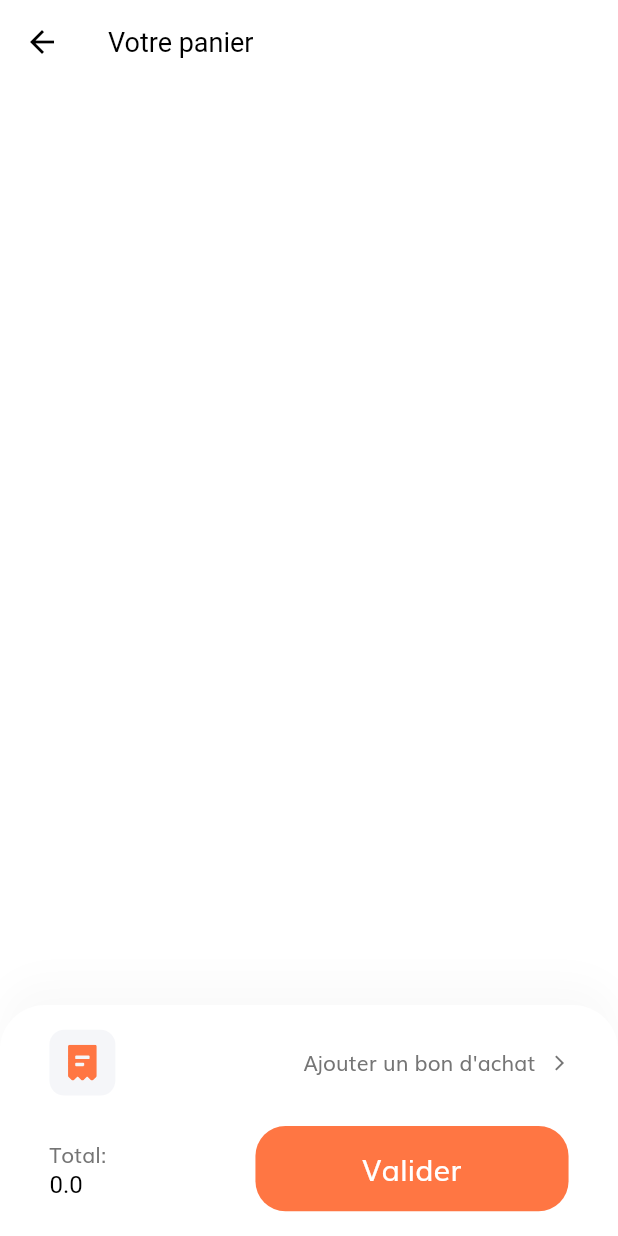
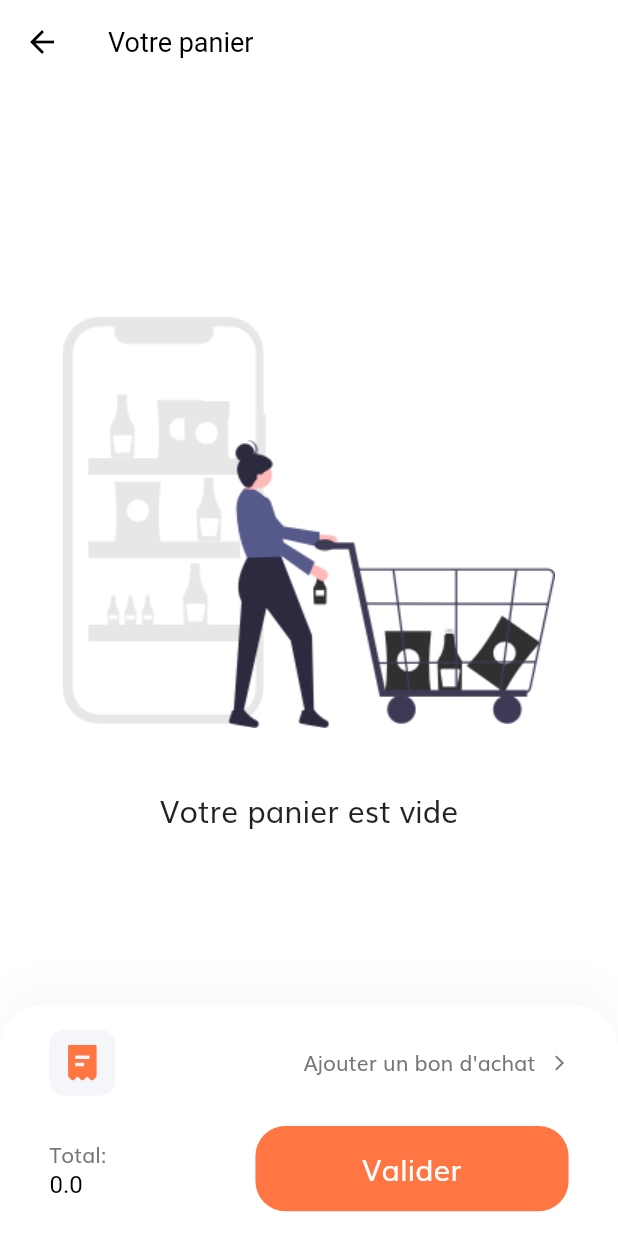
Before and after one commit to zeufack/ztrain-mob, a Flutter app: the CartScreen screen opened by its route, on a phone screen of 412 x 824 dp. Run offline on Flutter 3.47's test engine with Material 2 defaults, Android fonts, the phone set to English and light mode, and no system bars; our stand-ins replace cloud_firestore, firebase_auth, firebase_core, flutter_svg, google_sign_in; missing offline and left inert: alert; accounts and stored records are empty.

Commit message:
add image on empty cart

```diff
--- a/lib/screens/cart/components/body.dart
+++ b/lib/screens/cart/components/body.dart
@@ -3,6 +3,7 @@ import 'package:flutter_svg/svg.dart';
 import 'package:provider/provider.dart';
 import 'package:shop_app/models/Cart.dart';
 import 'package:shop_app/models/product_dao.dart';
+import 'package:shop_app/screens/cart/components/empty_cart.dart';
 
 import '../../../size_config.dart';
 import 'cart_card.dart';
@@ -30,9 +31,11 @@ class _BodyState extends State<Body> {
   @override
   Widget build(BuildContext context) {
     ProductDAO productDAO = Provider.of<ProductDAO>(context, listen: true);
-    return Padding(
-      padding:
-          EdgeInsets.symmetric(horizontal: getProportionateScreenWidth(20)),
+    return carts.isEmpty
+        ? EmptyCart()
+        : Padding(
+            padding: EdgeInsets.symmetric(
+                horizontal: getProportionateScreenWidth(20)),
             child: ListView.builder(
               itemCount: carts.length,
               itemBuilder: (context, index) => Padding(
@@ -42,8 +45,8 @@ class _BodyState extends State<Body> {
                   direction: DismissDirection.endToStart,
                   onDismissed: (direction) {
                     productDAO.deletedFromCard(carts[index].id);
-              ScaffoldMessenger.of(context)
-                  .showSnackBar(SnackBar(content: Text('retirer du panier')));
+                    ScaffoldMessenger.of(context).showSnackBar(
+                        SnackBar(content: Text('retirer du panier')));
                   },
                   background: Container(
                     padding: EdgeInsets.symmetric(horizontal: 20),
--- /dev/null
+++ b/lib/screens/cart/components/empty_cart.dart
@@ -0,0 +1,36 @@
+import 'package:flutter/material.dart';
+import 'package:flutter_svg/flutter_svg.dart';
+
+class EmptyCart extends StatelessWidget {
+  const EmptyCart({Key key}) : super(key: key);
+
+  @override
+  Widget build(BuildContext context) {
+    return Padding(
+      padding: const EdgeInsets.all(30.0),
+      // 2
+      child: Center(
+        // 3
+        child: Column(
+          mainAxisAlignment: MainAxisAlignment.center,
+          children: [
+            Flexible(
+              child: AspectRatio(
+                aspectRatio: 1 / 1,
+                child: Image.asset(
+                  'assets/images/empty_list.png',
+                ),
+                // child: SvgPicture.asset(
+                //     'assets/images/undraw_empty_cart_co35.svg'),
+              ),
+            ),
+            Text(
+              'Votre panier est vide',
+              style: Theme.of(context).textTheme.headline6,
+            )
+          ],
+        ),
+      ),
+    );
+  }
+}
```
Also changed, not shown: assets/images/empty_list.png (added), assets/images/undraw_empty_cart_co35.svg (added). Lines whose indentation alone changed are shown as unchanged.
